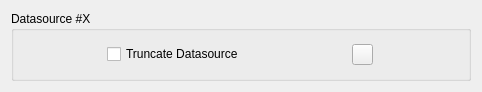
Old version of the form gui/CustomWidgets/DatabaseConversionWidgets/datasourceContainerWidget.ui in the repository dsgoficial/DsgTools.
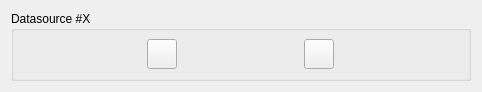
New version of the form. Icons and pictures are not drawn.

Commit message: icons added. truncate opt removed. widget add/rem mngmt ok

```diff
--- a/gui/CustomWidgets/DatabaseConversionWidgets/datasourceContainerWidget.ui
+++ b/gui/CustomWidgets/DatabaseConversionWidgets/datasourceContainerWidget.ui
@@ -10,6 +10,12 @@
     <height>92</height>
    </rect>
   </property>
+  <property name="sizePolicy">
+   <sizepolicy hsizetype="MinimumExpanding" vsizetype="MinimumExpanding">
+    <horstretch>0</horstretch>
+    <verstretch>0</verstretch>
+   </sizepolicy>
+  </property>
   <property name="windowTitle">
    <string>Form</string>
   </property>
@@ -25,46 +31,69 @@
      <property name="title">
       <string>Datasource #X</string>
      </property>
-     <layout class="QHBoxLayout" name="horizontalLayout_2">
-      <item>
-       <layout class="QVBoxLayout" name="driverLayout"/>
-      </item>
-      <item>
-       <widget class="QCheckBox" name="truncateCheckBox">
+     <layout class="QGridLayout" name="gridLayout">
+      <property name="margin">
+       <number>6</number>
+      </property>
+      <property name="spacing">
+       <number>0</number>
+      </property>
+      <item row="0" column="1">
+       <widget class="QPushButton" name="layerFilterPushButton">
         <property name="minimumSize">
          <size>
-          <width>155</width>
-          <height>22</height>
+          <width>30</width>
+          <height>30</height>
          </size>
         </property>
         <property name="maximumSize">
          <size>
-          <width>155</width>
-          <height>22</height>
+          <width>30</width>
+          <height>30</height>
          </size>
         </property>
         <property name="text">
-         <string>Truncate Datasource</string>
+         <string/>
+        </property>
+        <property name="icon">
+         <iconset resource="../../../resources.qrc">
+          <normaloff>:/plugins/DsgTools/icons/filter.png</normaloff>:/plugins/DsgTools/icons/filter.png</iconset>
+        </property>
+        <property name="iconSize">
+         <size>
+          <width>20</width>
+          <height>20</height>
+         </size>
         </property>
        </widget>
       </item>
-      <item>
+      <item row="0" column="2">
        <widget class="QPushButton" name="removePushButton">
         <property name="minimumSize">
          <size>
-          <width>21</width>
-          <height>21</height>
+          <width>30</width>
+          <height>30</height>
          </size>
         </property>
         <property name="maximumSize">
          <size>
-          <width>21</width>
-          <height>21</height>
+          <width>30</width>
+          <height>30</height>
          </size>
         </property>
         <property name="text">
          <string/>
         </property>
+        <property name="icon">
+         <iconset resource="../../../resources.qrc">
+          <normaloff>:/plugins/DsgTools/icons/remove_item.png</normaloff>:/plugins/DsgTools/icons/remove_item.png</iconset>
+        </property>
+        <property name="iconSize">
+         <size>
+          <width>25</width>
+          <height>25</height>
+         </size>
+        </property>
        </widget>
       </item>
      </layout>
```
Left out of the diff: 7 changed lines with no effect on the pictures. The commit also changes 9 other files.
